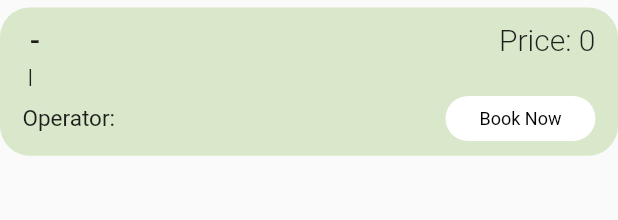
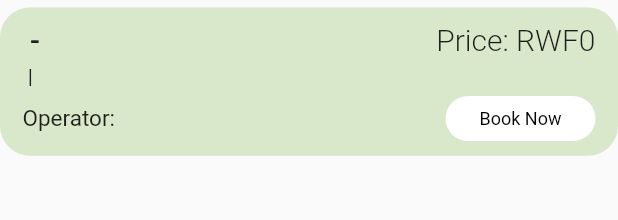
Before and after one commit to CedricMurairi/my-ticket, a Flutter app: the TicketCard widget shown alone on an empty page, opened directly with empty values, on a phone screen of 412 x 824 dp. Shown: the top 220 px of the screen. Run offline on Flutter 3.47's test engine with Material 2 defaults, Android fonts, the phone set to English and light mode, and no system bars; our stand-ins replace firebase_auth, firebase_core, flutter_svg, geocoding, geolocator, google_sign_in and 1 more; accounts and stored records are empty; project files that could hold a hidden picture were left out.

Commit message:
provided a temp fix to index error in listings

```diff
--- a/lib/client/pages/listings.dart
+++ b/lib/client/pages/listings.dart
@@ -4,9 +4,7 @@ import 'package:flutter/material.dart';
 import 'package:my_ticket/client/layout/main_layout.dart';
 import 'package:flutter/services.dart' show rootBundle;
 import 'package:my_ticket/shared/ticket_card.dart';
-import 'package:provider/provider.dart';
 
-import '../../models/location.dart';
 import '../widgets/search_form.dart';
 
 class Listings extends StatefulWidget {
@@ -31,8 +29,6 @@ class _ListingsState extends State<Listings> {
 
   @override
   Widget build(BuildContext context) {
-    final location = Provider.of<LocationModel>(context).userLocation ?? [];
-
     return MainLayout(
         child: Container(
       width: MediaQuery.of(context).size.width,
@@ -86,7 +82,7 @@ class _ListingsState extends State<Listings> {
                 key: const PageStorageKey('tickets'),
                 itemBuilder: ((context, index) => TicketCard(
                       ticket: tickets[index],
-                      currency: location[0].isoCountryCode ?? 'RW',
+                      // currency: location[0].isoCountryCode ?? "RWF",
                     )),
                 itemCount: tickets.length,
               ),
--- a/lib/shared/ticket_card.dart
+++ b/lib/shared/ticket_card.dart
@@ -7,7 +7,7 @@ import '../helpers/trigger_bottom_sheet.dart';
 class TicketCard extends StatefulWidget {
   final Map<String, dynamic> ticket;
   final String currency;
-  const TicketCard({required this.ticket, required this.currency, super.key});
+  const TicketCard({required this.ticket, this.currency = 'RWF', super.key});
 
   @override
   State<TicketCard> createState() => _TicketCardState();
```
